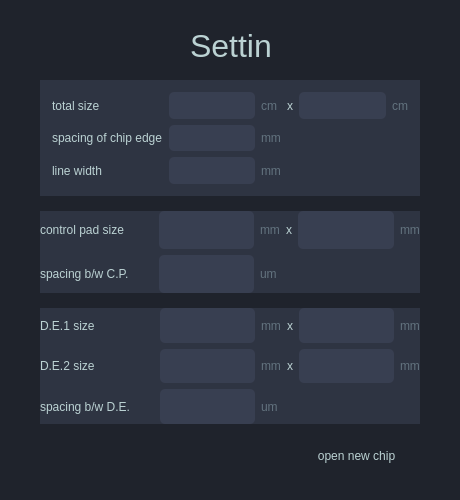
Qt form chip_setting.ui (pandix73/qtgraphics) before a commit.
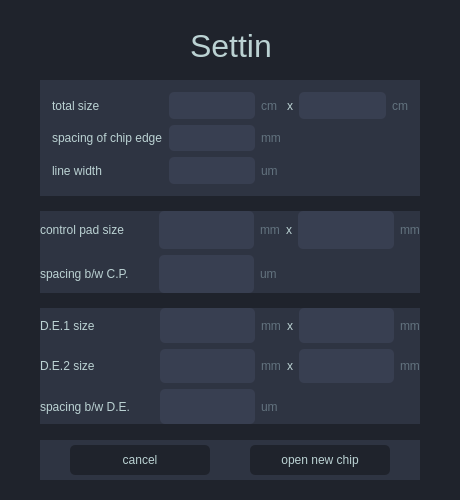
The same form after that commit.

What changed in the file:
```diff
--- a/chip_setting.ui
+++ b/chip_setting.ui
@@ -488,32 +488,72 @@
 </string>
       </property>
       <property name="text">
-       <string>mm</string>
+       <string>um</string>
       </property>
      </widget>
     </item>
    </layout>
   </widget>
-  <widget class="QPushButton" name="setting">
+  <widget class="QWidget" name="widget" native="true">
    <property name="geometry">
     <rect>
-     <x>300</x>
+     <x>40</x>
      <y>440</y>
-     <width>113</width>
-     <height>32</height>
+     <width>380</width>
+     <height>40</height>
     </rect>
    </property>
    <property name="styleSheet">
-    <string notr="true">QPushButton{
+    <string notr="true">QWidget{	
+	background-color: rgb(46, 52, 66);
+}</string>
+   </property>
+   <widget class="QPushButton" name="setting">
+    <property name="geometry">
+     <rect>
+      <x>210</x>
+      <y>5</y>
+      <width>140</width>
+      <height>30</height>
+     </rect>
+    </property>
+    <property name="styleSheet">
+     <string notr="true">QPushButton{
 	border-radius: 5px;
+	border-width: 1px;
+	border-color: rgb(187, 210, 211);
 	padding : 6px;
 	background-color: rgb(31, 35, 44);
 }
 </string>
-   </property>
-   <property name="text">
-    <string>open new chip</string>
-   </property>
+    </property>
+    <property name="text">
+     <string>open new chip</string>
+    </property>
+   </widget>
+   <widget class="QPushButton" name="setting_cancel">
+    <property name="geometry">
+     <rect>
+      <x>30</x>
+      <y>5</y>
+      <width>140</width>
+      <height>30</height>
+     </rect>
+    </property>
+    <property name="styleSheet">
+     <string notr="true">QPushButton{
+	border-radius: 5px;
+	border-width: 1px;
+	border-color: rgb(187, 210, 211);
+	padding : 6px;
+	background-color: rgb(31, 35, 44);
+}
+</string>
+    </property>
+    <property name="text">
+     <string>cancel</string>
+    </property>
+   </widget>
   </widget>
  </widget>
  <resources/>
```
Left out of the diff: 152 changed lines with no effect on the pictures.
